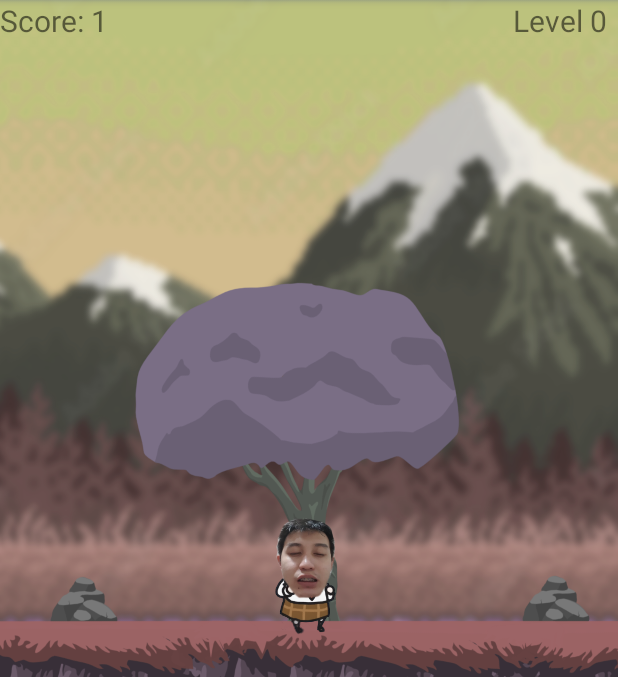
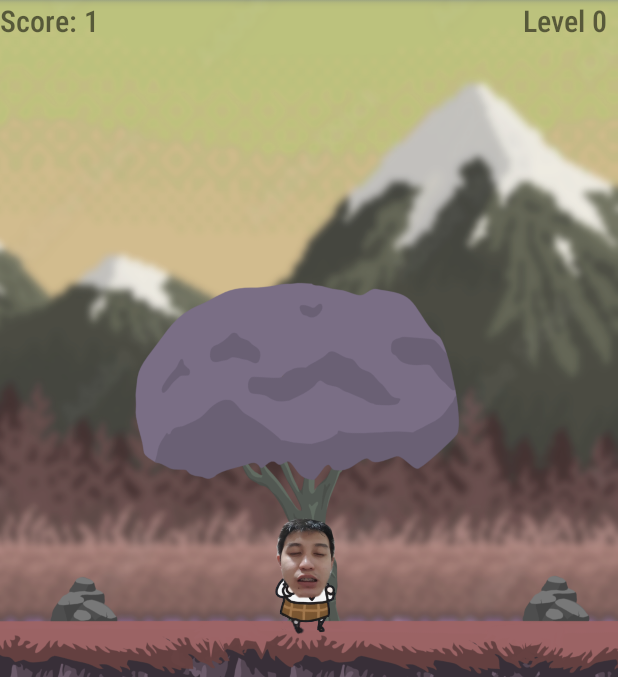
Before and after one commit to faustojc/GameTech, an Android app: the MainActivity screen opened directly, with no data from a screen before it, on a phone screen of 412 x 824 dp, the part 84-761 px from its top. Run offline under Robolectric (Android 15) with nearby library versions, the phone set to English and light mode, and no system bars; 10 statements that could not run were skipped.

Commit message:
Removed player_old, changed the levelDisplay color and font, changed the font of score and level Text

```diff
--- a/app/src/main/res/layout/activity_main.xml
+++ b/app/src/main/res/layout/activity_main.xml
@@ -25,14 +25,15 @@
         android:layout_width="wrap_content"
         android:layout_height="wrap_content"
         android:alpha="0"
-        android:backgroundTint="@color/gameover"
+        android:backgroundTint="@color/level"
         android:clickable="false"
+        android:fontFamily="sans-serif-condensed"
         android:gravity="center_horizontal|center_vertical"
         android:text="@string/level"
         android:textAlignment="center"
         android:textAllCaps="true"
-        android:textColor="@color/gameover"
-        android:textSize="48sp"
+        android:textColor="@color/level"
+        android:textSize="60sp"
         android:textStyle="bold"
         android:visibility="visible"
         app:autoSizeTextType="uniform"
@@ -45,6 +46,7 @@
         android:id="@+id/levelText"
         android:layout_width="wrap_content"
         android:layout_height="wrap_content"
+        android:fontFamily="sans-serif-condensed-medium"
         android:text="@string/level"
         android:textAlignment="viewEnd"
         android:textSize="20sp"
@@ -71,21 +73,9 @@
         android:layout_width="55dp"
         android:layout_height="85dp"
         android:scaleType="centerCrop"
+        android:visibility="visible"
         app:layout_constraintBottom_toTopOf="@+id/platform"
         app:layout_constraintEnd_toEndOf="parent"
-        app:layout_constraintStart_toStartOf="parent"
-        app:srcCompat="@drawable/jarl_idle_right" />
-
-    <ImageView
-        android:id="@+id/player_old"
-        android:layout_width="55dp"
-        android:layout_height="85dp"
-        android:contentDescription="old player"
-        android:scaleType="centerCrop"
-        android:visibility="invisible"
-        app:layout_constraintBottom_toTopOf="@+id/platform"
-        app:layout_constraintEnd_toEndOf="parent"
-        app:layout_constraintHorizontal_bias="0.498"
         app:layout_constraintStart_toStartOf="parent"
         app:srcCompat="@drawable/jarl_idle_right" />
 
@@ -93,6 +83,7 @@
         android:id="@+id/scoreText"
         android:layout_width="wrap_content"
         android:layout_height="wrap_content"
+        android:fontFamily="sans-serif-condensed-medium"
         android:text="@string/score"
         android:textSize="20sp"
         app:layout_constraintEnd_toEndOf="parent"
```
